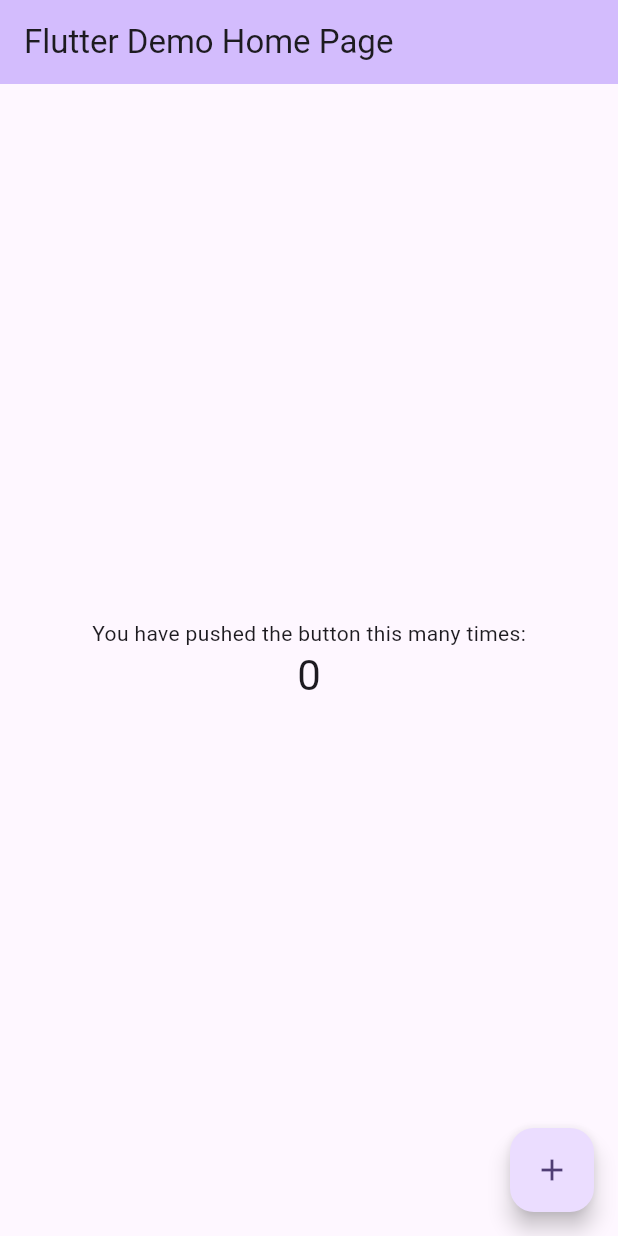
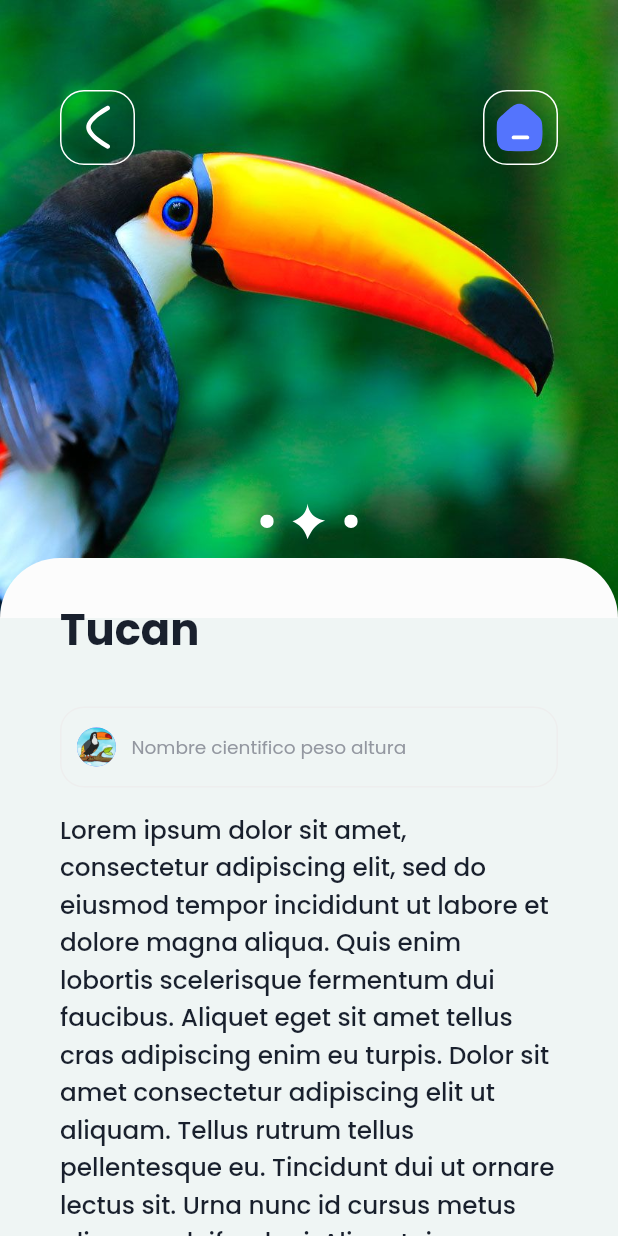
Before and after one commit to KarelyVR/BioMovil, a Flutter app: the screen it shows after launch, on a phone screen of 412 x 824 dp. Run offline on Flutter 3.47's test engine with Material 2 defaults, Android fonts, the phone set to English and light mode, and no system bars; drawn by our look-alikes of carousel_slider; our stand-ins replace flutter_svg, google_fonts.

Commit message:
MAIN
solo cambiar para la pantalla principal

```diff
--- /dev/null
+++ b/lib/animales_detalles.dart
@@ -0,0 +1,236 @@
+import 'package:biomovil/app_styles.dart';
+import 'package:biomovil/size_config.dart';
+import 'package:carousel_slider/carousel_slider.dart';
+import 'package:flutter/material.dart';
+import 'package:flutter_svg/flutter_svg.dart';
+
+class AnimalesDetalles extends StatelessWidget {
+  const AnimalesDetalles({super.key});
+
+  @override
+  Widget build(BuildContext context) {
+    SizeConfig().init(context);
+    return Scaffold(
+      backgroundColor: kLightWhite,
+      body:SingleChildScrollView(
+        child: Column(
+          mainAxisAlignment: MainAxisAlignment.start,
+          crossAxisAlignment: CrossAxisAlignment.start,
+          children: [
+            SizedBox(
+              height: SizeConfig.blockSizeVertical! * 50,
+              child: Stack(
+                children: [
+                  const FullScreenSlider(),
+                  Align(
+                    alignment: Alignment.bottomCenter,
+                    child: Container(
+                      height: 40,
+                      width: double.infinity,
+                      decoration: const BoxDecoration(
+                        borderRadius: BorderRadius.only(
+                          topLeft: Radius.circular(42),
+                          topRight: Radius.circular(42),
+                        ),
+                        color: kLighterWhite,
+                      ),
+                    ),
+                  ),
+                  Align(
+                    alignment: Alignment.topCenter,
+                    child: Padding(
+                      padding: const EdgeInsets.symmetric(
+                        horizontal: kPaddingHorizontal,
+                        vertical: 60,
+                      ),
+                      child: Row(
+                        mainAxisAlignment: MainAxisAlignment.spaceBetween, //separa los iconos
+                        children: [
+                          //boton para volver atras
+                          Container(
+                            height: 50,
+                            width: 50,
+                            decoration: BoxDecoration(
+                              borderRadius: BorderRadius.circular(
+                                kBorderRadius,
+                              ),
+                              border: Border.all(
+                                color: kWhite,
+                              ),
+                            ),
+                            padding: const EdgeInsets.all(8),
+                            child: SvgPicture.asset('assets/arrow_back_icon.svg'
+                            ),
+                          ),
+                          //boton de pagina principal
+                          Container(
+                            height: 50,
+                            width: 50,
+                            decoration: BoxDecoration(
+                              borderRadius: BorderRadius.circular(
+                                kBorderRadius,
+                              ),
+                              border: Border.all(
+                                color: kWhite,
+                              ),
+                            ),
+                            padding: const EdgeInsets.all(8),
+                            child: SvgPicture.asset('assets/home_selected_icon.svg'
+                            ),
+                          ),
+                        ],
+                      ),
+                    ),
+                  )
+                ],
+              ),
+            ),
+            Container(
+              padding: const EdgeInsets.symmetric(
+                horizontal: kPaddingHorizontal,
+              ),
+              transform: Matrix4.translationValues(0, -14, 0),
+              child: Text(
+                'Tucan',
+                style: kPoppinsBold.copyWith(
+                  color:kDarkBlue,
+                  fontSize: SizeConfig.blockSizeHorizontal! * 7,
+                ),
+              ),
+            ),
+            Container(
+              margin: const EdgeInsets.symmetric(
+                horizontal: kPaddingHorizontal,
+                vertical: 16,
+              ),
+              padding: EdgeInsets.symmetric(
+                horizontal: SizeConfig.blockSizeHorizontal!*2.5,
+              ),
+              height: 54,
+              width: double.infinity,
+              decoration: BoxDecoration(
+                borderRadius: BorderRadius.circular(
+                  kBorderRadius,
+                ),
+                border: Border.all(
+                  color: kBorderColor,
+                ),
+              ),
+              child: Row(
+                children: [
+                  const CircleAvatar(
+                    radius: 13,
+                    backgroundColor: kBlue,
+                    backgroundImage: AssetImage(
+                      'assets/icono-tucan.jpg',
+                    ),
+                  ),
+                  SizedBox(
+                    width: SizeConfig.blockSizeHorizontal! * 2.5,
+                  ),
+                  Text(
+                    'Nombre cientifico peso altura',
+                    maxLines: 1,
+                    overflow: TextOverflow.ellipsis,
+                    style: kPoppinsRegular.copyWith(
+                      color: kGrey,
+                      fontSize: SizeConfig.blockSizeHorizontal! * 3,
+                    ),
+                  ),
+              ]),
+            ),
+            Padding(
+              padding:const EdgeInsets.symmetric(
+                horizontal: 40,
+              ),
+              child: Text(
+                'Lorem ipsum dolor sit amet, consectetur adipiscing elit, sed do eiusmod tempor incididunt ut labore et dolore magna aliqua. Quis enim lobortis scelerisque fermentum dui faucibus. Aliquet eget sit amet tellus cras adipiscing enim eu turpis. Dolor sit amet consectetur adipiscing elit ut aliquam. Tellus rutrum tellus pellentesque eu. Tincidunt dui ut ornare lectus sit. Urna nunc id cursus metus aliquam eleifend mi. Aliquet risus feugiat in ante metus dictum at tempor. Congue nisi vitae suscipit tellus mauris a diam. Ac felis donec et odio pellentesque.\n\nFringilla est ullamcorper eget nulla. Vulputate enim nulla aliquet porttitor lacus luctus accumsan tortor. Id leo in vitae turpis. Sit amet dictum sit amet justo donec enim diam vulputate. Sapien pellentesque habitant morbi tristique senectus et netus. Nunc sed augue lacus viverra vitae congue. A erat nam at lectus. Etiam dignissim diam quis enim lobortis scelerisque fermentum dui faucibus. Faucibus et molestie ac feugiat sed lectus vestibulum mattis. Quisque egestas diam in arcu cursus euismod quis. Enim sed faucibus turpis in eu mi. Ullamcorper sit amet risus nullam eget. Est ante in nibh mauris cursus mattis molestie a iaculis. Ullamcorper sit amet risus nullam. Etiam dignissim diam quis enim lobortis scelerisque. Et odio pellentesque diam volutpat.',
+                style: kPoppinsMedium.copyWith(
+                  fontSize: SizeConfig.blockSizeHorizontal! * 4,
+                  color: kDarkBlue,
+                ),
+              ),
+            )
+          ]),
+      ),
+    );
+  }
+}
+
+final List<String> imageList = [
+  'assets/toucan1.jpg',
+  'assets/toucan2.jpg',
+  'assets/toucan3.jpg'
+  ];
+
+class FullScreenSlider extends StatefulWidget {
+  const FullScreenSlider({super.key});
+
+  @override
+  State<FullScreenSlider> createState() =>  _FullScreenSliderState();
+}
+
+class  _FullScreenSliderState extends State<FullScreenSlider> {
+
+  int _current = 1;
+  final CarouselController _controller = CarouselController();
+
+  @override
+  Widget build(BuildContext context) {
+    return Stack(
+      children: [
+        CarouselSlider(
+          carouselController: _controller,
+          options: CarouselOptions(
+            height: SizeConfig.blockSizeVertical!*50,
+            viewportFraction: 1.0,
+            enlargeCenterPage: false,
+            onPageChanged: (index, reason){
+              setState(() {
+                _current = index;
+              });
+            },
+            initialPage: _current,
+          ),
+          items: imageList.map((item) => Center(
+            child: Image.asset(
+              item,
+              fit: BoxFit.cover,
+              height: SizeConfig.blockSizeVertical!*50,
+              width: double.infinity,
+              ),
+            ),
+          ).toList(),
+        ),
+        Align(
+          alignment: Alignment.bottomCenter,
+          child: Padding(
+            padding: const EdgeInsets.only(
+              bottom: 52
+              ),
+              child: Row(
+                mainAxisAlignment: MainAxisAlignment.center,
+                children: imageList
+                .asMap()
+                .entries
+                .map(
+                  (entry) => GestureDetector(
+                    onTap: () => _controller.animateToPage(entry.key),
+                    child: Padding(
+                      padding: const EdgeInsets.symmetric(
+                        horizontal: 6),
+                        child: SvgPicture.asset(_current == entry.key
+                        ? 'assets/carousel_indicator_enabled.svg'
+                        : 'assets/carousel_indicator_disabled.svg',
+                        ),
+                      ),
+                  )
+                )
+                .toList(),
+              ),
+            ),
+        ),
+      ],
+    );
+  }
+}
--- /dev/null
+++ b/lib/app_styles.dart
@@ -0,0 +1,40 @@
+import 'package:flutter/material.dart';
+import 'package:google_fonts/google_fonts.dart';
+
+const Color kWhite = Color(0xffffffff);
+const Color kLightWhite = Color(0xffeff5f4);
+const Color kLighterWhite = Color(0xfffcfcfc);
+
+const Color kGrey = Color(0xff9397a0);
+const Color kLightGrey = Color(0xffa7a7a7);
+
+const Color kBlue = Color(0xff5474fd);
+const Color kLightBlue = Color(0xff83b1ff);
+const Color kLighterBlue = Color(0xffc1d4f9);
+
+const Color kDarkBlue = Color(0xff19202d);
+
+const Color kBorderColor = Color(0xffEEEEEE);
+
+const double kBorderRadius = 16.0;
+const double kPaddingHorizontal = 40.0;
+
+final kPoppinsBold = GoogleFonts.poppins(
+  color: kDarkBlue,
+  fontWeight: FontWeight.w700,
+);
+
+final kPoppinsSemiBold = GoogleFonts.poppins(
+  color: kDarkBlue,
+  fontWeight: FontWeight.w600,
+);
+
+final kPoppinsMedium = GoogleFonts.poppins(
+  color: kDarkBlue,
+  fontWeight: FontWeight.w500,
+);
+
+final kPoppinsRegular = GoogleFonts.poppins(
+  color: kDarkBlue,
+  fontWeight: FontWeight.w400,
+);
--- a/lib/main.dart
+++ b/lib/main.dart
@@ -1,125 +1,65 @@
+// ignore_for_file: unused_import
+
+import 'package:biomovil/animales_detalles.dart';
 import 'package:flutter/material.dart';
+import 'app_styles.dart';
+import 'size_config.dart';
+import 'package:flutter_svg/flutter_svg.dart';
 
 void main() {
-  runApp(const MyApp());
+  runApp(
+    const MyApp(),
+  );
 }
 
-class MyApp extends StatelessWidget {
+class MyApp extends StatefulWidget {
   const MyApp({super.key});
 
-  // This widget is the root of your application.
+  @override
+  State<MyApp> createState() => _MyWidgetState();
+}
+
+class _MyWidgetState extends State<MyApp> {
   @override
   Widget build(BuildContext context) {
-    return MaterialApp(
-      title: 'Flutter Demo',
-      theme: ThemeData(
-        // This is the theme of your application.
-        //
-        // TRY THIS: Try running your application with "flutter run". You'll see
-        // the application has a blue toolbar. Then, without quitting the app,
-        // try changing the seedColor in the colorScheme below to Colors.green
-        // and then invoke "hot reload" (save your changes or press the "hot
-        // reload" button in a Flutter-supported IDE, or press "r" if you used
-        // the command line to start the app).
-        //
-        // Notice that the counter didn't reset back to zero; the application
-        // state is not lost during the reload. To reset the state, use hot
-        // restart instead.
-        //
-        // This works for code too, not just values: Most code changes can be
-        // tested with just a hot reload.
-        colorScheme: ColorScheme.fromSeed(seedColor: Colors.deepPurple),
-        useMaterial3: true,
+    return const MaterialApp(
+      debugShowCheckedModeBanner: false,
+      home: Scaffold(
+        backgroundColor: kLighterWhite,
+        body: AnimalesDetalles(),
       ),
-      home: const MyHomePage(title: 'Flutter Demo Home Page'),
     );
   }
 }
 
-class MyHomePage extends StatefulWidget {
-  const MyHomePage({super.key, required this.title});
-
-  // This widget is the home page of your application. It is stateful, meaning
-  // that it has a State object (defined below) that contains fields that affect
-  // how it looks.
-
-  // This class is the configuration for the state. It holds the values (in this
-  // case the title) provided by the parent (in this case the App widget) and
-  // used by the build method of the State. Fields in a Widget subclass are
-  // always marked "final".
-
-  final String title;
-
-  @override
-  State<MyHomePage> createState() => _MyHomePageState();
-}
-
-class _MyHomePageState extends State<MyHomePage> {
-  int _counter = 0;
-
-  void _incrementCounter() {
-    setState(() {
-      // This call to setState tells the Flutter framework that something has
-      // changed in this State, which causes it to rerun the build method below
-      // so that the display can reflect the updated values. If we changed
-      // _counter without calling setState(), then the build method would not be
-      // called again, and so nothing would appear to happen.
-      _counter++;
-    });
-  }
+class HomeScreen extends StatelessWidget {
+  const HomeScreen({Key? key}) : super(key: key);
 
   @override
   Widget build(BuildContext context) {
-    // This method is rerun every time setState is called, for instance as done
-    // by the _incrementCounter method above.
-    //
-    // The Flutter framework has been optimized to make rerunning build methods
-    // fast, so that you can just rebuild anything that needs updating rather
-    // than having to individually change instances of widgets.
-    return Scaffold(
-      appBar: AppBar(
-        // TRY THIS: Try changing the color here to a specific color (to
-        // Colors.amber, perhaps?) and trigger a hot reload to see the AppBar
-        // change color while the other colors stay the same.
-        backgroundColor: Theme.of(context).colorScheme.inversePrimary,
-        // Here we take the value from the MyHomePage object that was created by
-        // the App.build method, and use it to set our appbar title.
-        title: Text(widget.title),
+    return SafeArea(
+      child: ListView(
+        padding: const EdgeInsets.symmetric(
+          horizontal: 30,
+        ),
+        children: [
+          Row(
+            children: [
+              Container(
+                height: 51,
+                width: 51,
+                decoration: BoxDecoration(
+                  borderRadius: BorderRadius.circular(16),
+                  color: kLightBlue,
+                  image: const DecorationImage(
+                    image: AssetImage('assets/toucan1.jpg'),
+                  ),
+                ),
+              )
+            ],
+          )
+        ],
       ),
-      body: Center(
-        // Center is a layout widget. It takes a single child and positions it
-        // in the middle of the parent.
-        child: Column(
-          // Column is also a layout widget. It takes a list of children and
-          // arranges them vertically. By default, it sizes itself to fit its
-          // children horizontally, and tries to be as tall as its parent.
-          //
-          // Column has various properties to control how it sizes itself and
-          // how it positions its children. Here we use mainAxisAlignment to
-          // center the children vertically; the main axis here is the vertical
-          // axis because Columns are vertical (the cross axis would be
-          // horizontal).
-          //
-          // TRY THIS: Invoke "debug painting" (choose the "Toggle Debug Paint"
-          // action in the IDE, or press "p" in the console), to see the
-          // wireframe for each widget.
-          mainAxisAlignment: MainAxisAlignment.center,
-          children: <Widget>[
-            const Text(
-              'You have pushed the button this many times:',
-            ),
-            Text(
-              '$_counter',
-              style: Theme.of(context).textTheme.headlineMedium,
-            ),
-          ],
-        ),
-      ),
-      floatingActionButton: FloatingActionButton(
-        onPressed: _incrementCounter,
-        tooltip: 'Increment',
-        child: const Icon(Icons.add),
-      ), // This trailing comma makes auto-formatting nicer for build methods.
     );
   }
 }
--- /dev/null
+++ b/lib/size_config.dart
@@ -0,0 +1,18 @@
+import 'package:flutter/material.dart';
+
+class SizeConfig{
+  static MediaQueryData? _mediaQueryData;
+  static double? screenWidth;
+  static double? screenHieght;
+  static double? blockSizeHorizontal;
+  static double? blockSizeVertical;
+
+  void init(BuildContext context){
+    _mediaQueryData=MediaQuery.of(context);
+    screenWidth = _mediaQueryData!.size.width;
+    screenHieght = _mediaQueryData!.size.height;
+    blockSizeHorizontal = screenWidth! / 100;
+    blockSizeVertical = screenHieght! / 100;
+  }
+
+}
```
Also changed, not shown: pubspec.yaml (+5 -3 lines), assets/arrow_back_icon.svg (added), assets/carousel_indicator_disabled.svg (added), assets/carousel_indicator_enabled.svg (added), assets/home_selected_icon.svg (added), assets/home_unselected_icon.svg (added), assets/icono-tucan.jpg (added), assets/toucan1.jpg (added), assets/toucan2.jpg (added), assets/toucan3.jpg (added), pubspec.lock, 1 other file.
